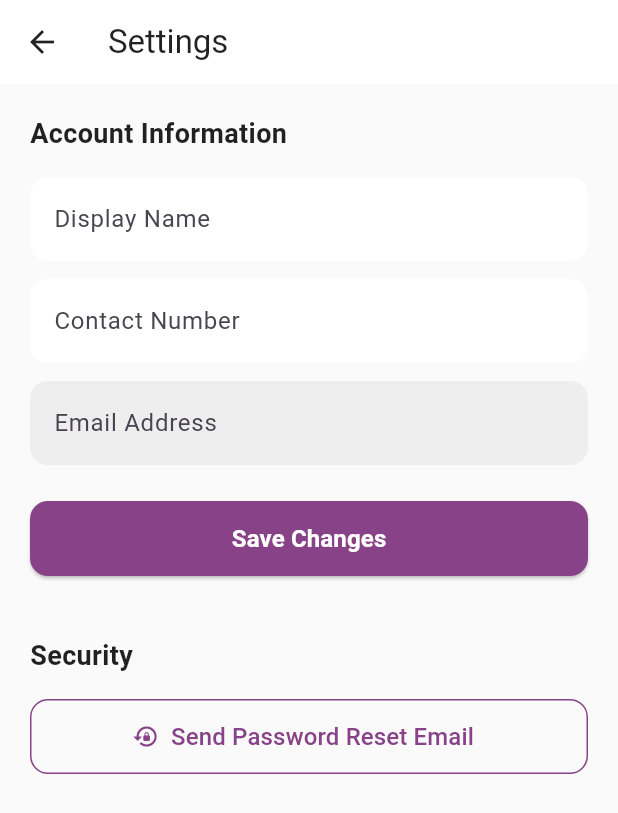
After one commit to WaleejaAtif/mindreset-app, a Flutter app: the SettingsScreen screen opened directly, after a tap on "Save Changes", on a phone screen of 412 x 824 dp. The commit adds this screen. Shown: the top 813 px of the screen. Run offline on Flutter 3.47's test engine with Material 3 defaults, Android fonts, the phone set to English and light mode, and no system bars; our stand-ins replace cloud_firestore, firebase_auth, firebase_core, fl_chart, just_audio, shared_preferences and 1 more; accounts and stored records are empty.

Commit message:
Implement full Settings Screen with password reset and profile edit

```diff
--- a/lib/screens/reflect/reflect.dart
+++ b/lib/screens/reflect/reflect.dart
@@ -8,6 +8,7 @@ import 'achievements_screen.dart';
 import 'daily_mood_screen.dart';
 import 'mood_graph_screen.dart';
 import 'streak_progress_screen.dart';
+import '../settings_screen.dart';
 
 class ReflectScreen extends StatefulWidget {
   const ReflectScreen({super.key});
@@ -180,7 +181,12 @@ class _ReflectScreenState extends State<ReflectScreen> {
           mainAxisAlignment: MainAxisAlignment.spaceBetween,
           children: [
             TextButton.icon(
-              onPressed: _showEditProfileDialog,
+              onPressed: () {
+                Navigator.push(
+                  context,
+                  MaterialPageRoute(builder: (_) => const SettingsScreen()),
+                ).then((_) => _loadUserData());
+              },
               icon: const Icon(Icons.settings, color: Color(0xFF2D3142)),
               label: const Text('Settings', style: TextStyle(color: Color(0xFF2D3142))),
             ),
@@ -222,51 +228,6 @@ class _ReflectScreenState extends State<ReflectScreen> {
           style: TextStyle(color: Colors.black54, fontSize: 14),
         ),
       ],
-    );
-  }
-
-  void _showEditProfileDialog() {
-    final _nameController = TextEditingController(text: _userName);
-    showDialog(
-      context: context,
-      builder: (context) {
-        return AlertDialog(
-          title: const Text('Edit Profile Name'),
-          content: TextField(
-            controller: _nameController,
-            decoration: const InputDecoration(hintText: "Enter your name"),
-          ),
-          actions: [
-            TextButton(
-              onPressed: () => Navigator.pop(context),
-              child: const Text('Cancel'),
-            ),
-            ElevatedButton(
-              onPressed: () async {
-                final newName = _nameController.text.trim();
-                if (newName.isNotEmpty) {
-                  setState(() {
-                    _userName = newName;
-                  });
-                  final user = FirebaseAuth.instance.currentUser;
-                  if (user != null) {
-                    await user.updateDisplayName(newName);
-                    await FirebaseFirestore.instance.collection('users').doc(user.uid).update({
-                      'displayName': newName,
-                    });
-                  }
-                }
-                if (mounted) Navigator.pop(context);
-              },
-              style: ElevatedButton.styleFrom(
-                backgroundColor: const Color(0xFF884288),
-                foregroundColor: Colors.white,
-              ),
-              child: const Text('Save'),
-            ),
-          ],
-        );
-      },
     );
   }
 
--- /dev/null
+++ b/lib/screens/settings_screen.dart
@@ -0,0 +1,179 @@
+import 'package:flutter/material.dart';
+import 'package:firebase_auth/firebase_auth.dart';
+import 'package:cloud_firestore/cloud_firestore.dart';
+
+class SettingsScreen extends StatefulWidget {
+  const SettingsScreen({Key? key}) : super(key: key);
+
+  @override
+  State<SettingsScreen> createState() => _SettingsScreenState();
+}
+
+class _SettingsScreenState extends State<SettingsScreen> {
+  final _nameController = TextEditingController();
+  final _contactController = TextEditingController();
+
+  bool _isLoading = true;
+  String _currentEmail = "";
+
+  @override
+  void initState() {
+    super.initState();
+    _loadUserData();
+  }
+
+  Future<void> _loadUserData() async {
+    final user = FirebaseAuth.instance.currentUser;
+    if (user != null) {
+      _currentEmail = user.email ?? "No Email";
+      final doc = await FirebaseFirestore.instance.collection('users').doc(user.uid).get();
+      if (doc.exists && doc.data() != null) {
+        final data = doc.data()!;
+        _nameController.text = data['displayName'] ?? user.displayName ?? '';
+        _contactController.text = data['contact'] ?? '';
+      } else {
+        _nameController.text = user.displayName ?? '';
+      }
+    }
+    setState(() {
+      _isLoading = false;
+    });
+  }
+
+  Future<void> _saveProfile() async {
+    setState(() => _isLoading = true);
+    try {
+      final user = FirebaseAuth.instance.currentUser;
+      final newName = _nameController.text.trim();
+      final newContact = _contactController.text.trim();
+
+      if (user != null && newName.isNotEmpty) {
+        await user.updateDisplayName(newName);
+        await FirebaseFirestore.instance.collection('users').doc(user.uid).update({
+          'displayName': newName,
+          'contact': newContact,
+        });
+
+        if (!mounted) return;
+        ScaffoldMessenger.of(context).showSnackBar(
+          const SnackBar(content: Text('Profile updated successfully!')),
+        );
+      }
+    } catch (e) {
+      if (!mounted) return;
+      ScaffoldMessenger.of(context).showSnackBar(
+        SnackBar(content: Text('Error: $e')),
+      );
+    } finally {
+      setState(() => _isLoading = false);
+    }
+  }
+
+  Future<void> _resetPassword() async {
+    try {
+      final user = FirebaseAuth.instance.currentUser;
+      if (user != null && user.email != null) {
+        await FirebaseAuth.instance.sendPasswordResetEmail(email: user.email!);
+        if (!mounted) return;
+        ScaffoldMessenger.of(context).showSnackBar(
+          const SnackBar(content: Text('Password reset email sent! Check your inbox.')),
+        );
+      }
+    } catch (e) {
+      if (!mounted) return;
+      ScaffoldMessenger.of(context).showSnackBar(
+        SnackBar(content: Text('Error: $e')),
+      );
+    }
+  }
+
+  @override
+  Widget build(BuildContext context) {
+    return Scaffold(
+      appBar: AppBar(
+        title: const Text('Settings', style: TextStyle(color: Colors.black87)),
+        backgroundColor: Colors.white,
+        elevation: 0,
+        iconTheme: const IconThemeData(color: Colors.black87),
+      ),
+      backgroundColor: Colors.grey[50],
+      body: _isLoading
+          ? const Center(child: CircularProgressIndicator())
+          : SingleChildScrollView(
+              padding: const EdgeInsets.all(20),
+              child: Column(
+                crossAxisAlignment: CrossAxisAlignment.start,
+                children: [
+                  const Text('Account Information', style: TextStyle(fontSize: 18, fontWeight: FontWeight.bold, color: Colors.black87)),
+                  const SizedBox(height: 16),
+
+                  TextField(
+                    controller: _nameController,
+                    decoration: InputDecoration(
+                      labelText: 'Display Name',
+                      filled: true,
+                      fillColor: Colors.white,
+                      border: OutlineInputBorder(borderRadius: BorderRadius.circular(12), borderSide: BorderSide.none),
+                    ),
+                  ),
+                  const SizedBox(height: 12),
+
+                  TextField(
+                    controller: _contactController,
+                    decoration: InputDecoration(
+                      labelText: 'Contact Number',
+                      filled: true,
+                      fillColor: Colors.white,
+                      border: OutlineInputBorder(borderRadius: BorderRadius.circular(12), borderSide: BorderSide.none),
+                    ),
+                  ),
+                  const SizedBox(height: 12),
+
+                  TextField(
+                    controller: TextEditingController(text: _currentEmail),
+                    readOnly: true,
+                    decoration: InputDecoration(
+                      labelText: 'Email Address',
+                      filled: true,
+                      fillColor: Colors.grey[200],
+                      border: OutlineInputBorder(borderRadius: BorderRadius.circular(12), borderSide: BorderSide.none),
+                    ),
+                  ),
+
+                  const SizedBox(height: 24),
+                  SizedBox(
+                    width: double.infinity,
+                    height: 50,
+                    child: ElevatedButton(
+                      onPressed: _saveProfile,
+                      style: ElevatedButton.styleFrom(
+                        backgroundColor: const Color(0xFF884288),
+                        shape: RoundedRectangleBorder(borderRadius: BorderRadius.circular(12)),
+                      ),
+                      child: const Text('Save Changes', style: TextStyle(color: Colors.white, fontSize: 16, fontWeight: FontWeight.bold)),
+                    ),
+                  ),
+
+                  const SizedBox(height: 40),
+                  const Text('Security', style: TextStyle(fontSize: 18, fontWeight: FontWeight.bold, color: Colors.black87)),
+                  const SizedBox(height: 16),
+
+                  SizedBox(
+                    width: double.infinity,
+                    height: 50,
+                    child: OutlinedButton.icon(
+                      onPressed: _resetPassword,
+                      icon: const Icon(Icons.lock_reset, color: Color(0xFF884288)),
+                      label: const Text('Send Password Reset Email', style: TextStyle(color: Color(0xFF884288), fontSize: 16)),
+                      style: OutlinedButton.styleFrom(
+                        side: const BorderSide(color: Color(0xFF884288)),
+                        shape: RoundedRectangleBorder(borderRadius: BorderRadius.circular(12)),
+                      ),
+                    ),
+                  ),
+                ],
+              ),
+            ),
+    );
+  }
+}
```
